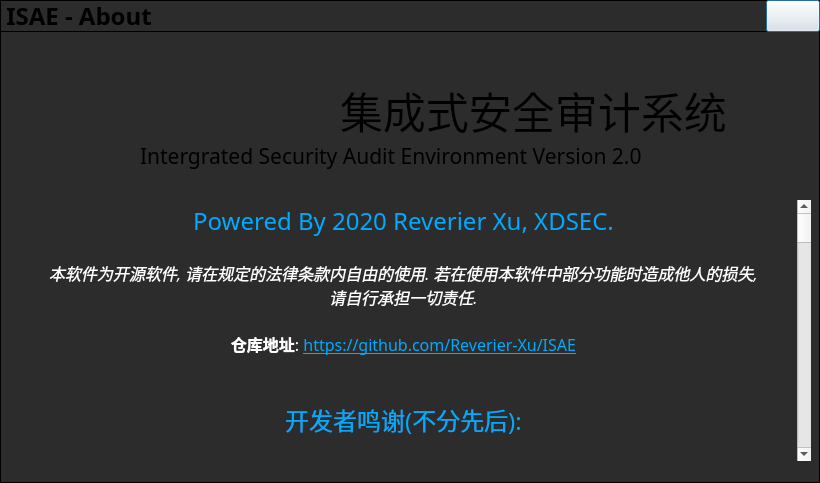
Above: MainApp/about.ui from Reverier-Xu/ISAE before the change. Below: the same form after it.
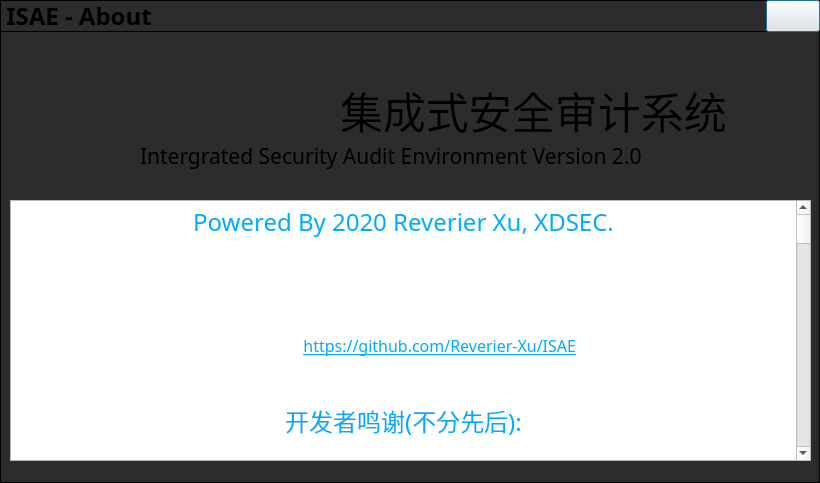
That is the form after the change. Icons and pictures are not drawn.

```diff
--- a/MainApp/about.ui
+++ b/MainApp/about.ui
@@ -101,29 +101,7 @@
     </font>
    </property>
    <property name="styleSheet">
-    <string notr="true">QTextEdit{color: white;
-background-color: #2c2c2c;
-border: 0px solid black;
-}
-QScrollBar{
-background-color: #2c2c2c;
-border: 0px solid black;
-}
-QScrollBar::handle{
-background-color: #3e3e3e;
-}
-
-QScrollBar::handle:hover{
-background-color: #444444;
-}
-
-QScrollBar::add-line {
-    height: 0px;
-}
-
-QScrollBar::sub-line {
-    height: 0px;
-}</string>
+    <string notr="true"/>
    </property>
    <property name="readOnly">
     <bool>true</bool>
```
